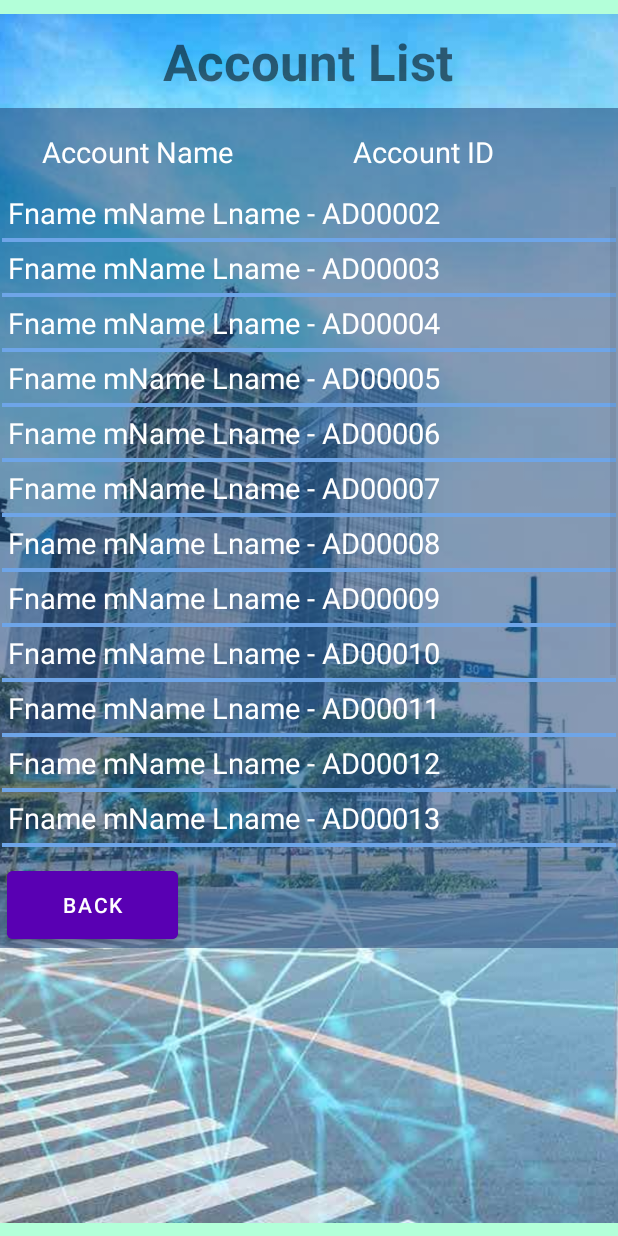
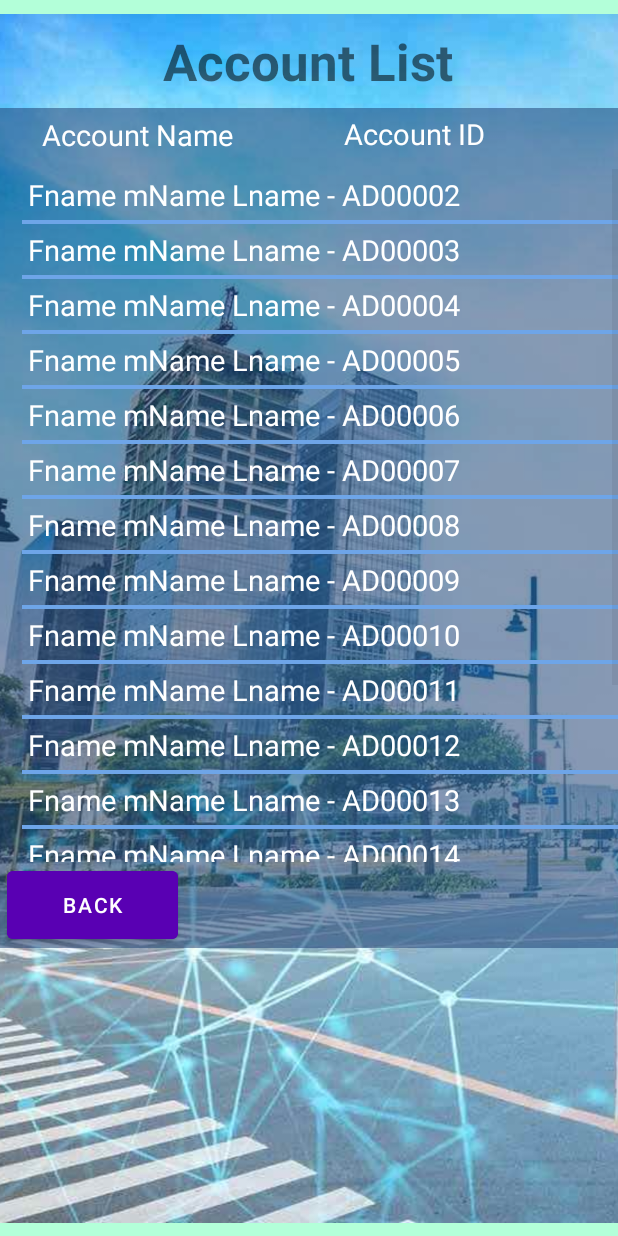
Before and after one commit to CrownDrone/DLMS, an Android app: the accountView screen opened directly, with no data from a screen before it, on a phone screen of 412 x 824 dp. Run offline under Robolectric (Android 15) with nearby library versions, the phone set to English and light mode, and no system bars.

Commit message:
adjust nang account list

```diff
--- a/app/src/main/res/layout/activity_account_view.xml
+++ b/app/src/main/res/layout/activity_account_view.xml
@@ -70,9 +70,10 @@
             android:textSize="19dp"
             app:layout_constraintBottom_toTopOf="@+id/licenseList"
             app:layout_constraintEnd_toEndOf="parent"
+            app:layout_constraintHorizontal_bias="0.464"
             app:layout_constraintStart_toEndOf="@+id/textView19"
             app:layout_constraintTop_toTopOf="parent"
-            app:layout_constraintVertical_bias="0.941" />
+            app:layout_constraintVertical_bias="0.8" />
 
         <Button
             android:id="@+id/lBack3"
@@ -88,12 +89,13 @@
 
         <ListView
             android:id="@+id/licenseList"
-            android:layout_width="409dp"
-            android:layout_height="450dp"
+            android:layout_width="397dp"
+            android:layout_height="462dp"
             android:divider="#6EA5E8"
             android:dividerHeight="4px"
             app:layout_constraintBottom_toTopOf="@+id/lBack3"
             app:layout_constraintEnd_toEndOf="parent"
+            app:layout_constraintHorizontal_bias="1.0"
             app:layout_constraintStart_toStartOf="parent"
             app:layout_constraintTop_toTopOf="parent"
             app:layout_constraintVertical_bias="1.0" />
```
